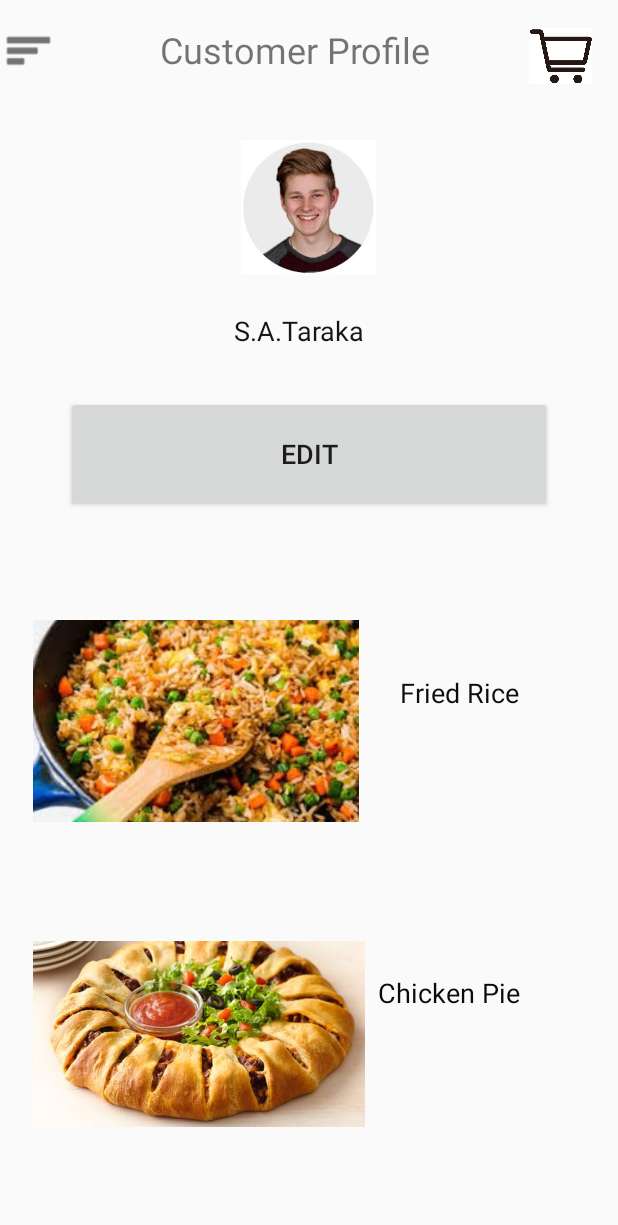
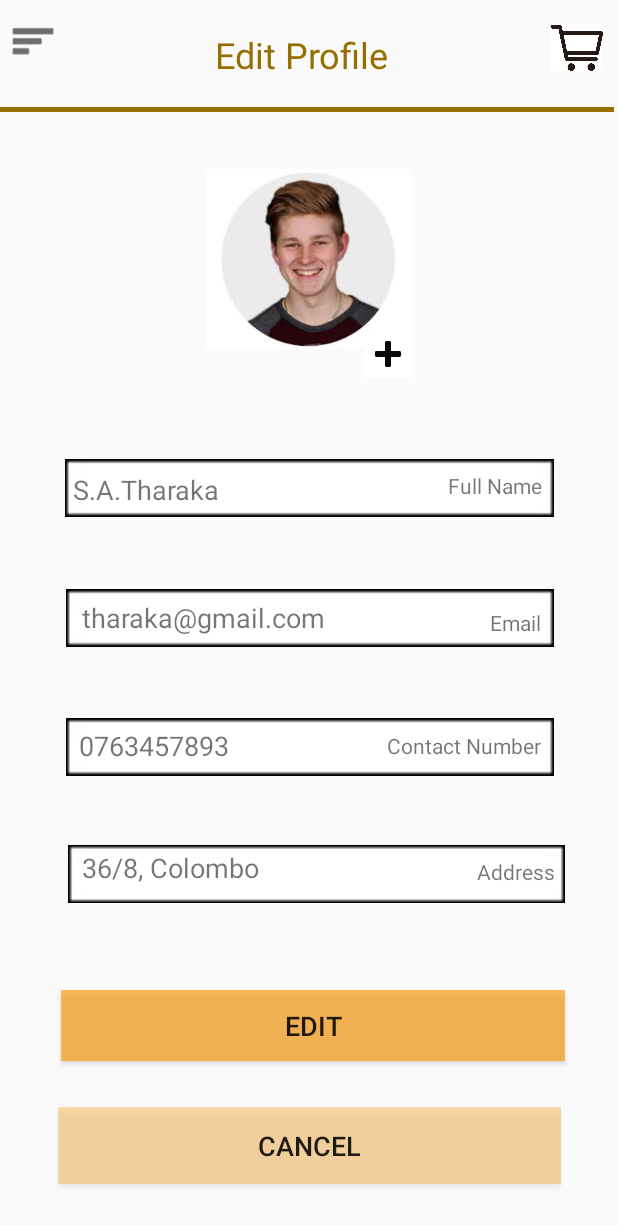
Before and after one commit to Minuli/Bon-Appetit, an Android app: the screen it shows after launch (MainActivity before the commit, EditProfile after it), on a phone screen of 412 x 824 dp. Shown: the top 1225 px of the screen. Run offline under Robolectric (Android 15) with nearby library versions, the phone set to English and light mode, and no system bars.

Commit message:
add final customer profile and edit profile

```diff
--- /dev/null
+++ b/app/src/main/java/com/example/bon_apetit/EditProfile.java
@@ -0,0 +1,14 @@
+package com.example.bon_apetit;
+
+import androidx.appcompat.app.AppCompatActivity;
+
+import android.os.Bundle;
+
+public class EditProfile extends AppCompatActivity {
+
+    @Override
+    protected void onCreate(Bundle savedInstanceState) {
+        super.onCreate(savedInstanceState);
+        setContentView(R.layout.activity_edit_profile);
+    }
+}
--- /dev/null
+++ b/app/src/main/res/layout/activity_edit_profile.xml
@@ -0,0 +1,261 @@
+<?xml version="1.0" encoding="utf-8"?>
+<androidx.constraintlayout.widget.ConstraintLayout xmlns:android="http://schemas.android.com/apk/res/android"
+    xmlns:app="http://schemas.android.com/apk/res-auto"
+    xmlns:tools="http://schemas.android.com/tools"
+    android:layout_width="match_parent"
+    android:layout_height="match_parent"
+    tools:context=".EditProfile">
+
+    <ImageView
+        android:id="@+id/hamburger2"
+        android:layout_width="32dp"
+        android:layout_height="36dp"
+        app:tint="#121010"
+        app:layout_constraintBottom_toBottomOf="parent"
+        app:layout_constraintEnd_toEndOf="parent"
+        app:layout_constraintHorizontal_bias="0.015"
+        app:layout_constraintStart_toStartOf="parent"
+        app:layout_constraintTop_toTopOf="parent"
+        app:layout_constraintVertical_bias="0.012"
+        app:srcCompat="@android:drawable/ic_menu_sort_by_size" />
+
+    <TextView
+        android:id="@+id/texteditprofile"
+        android:layout_width="124dp"
+        android:layout_height="34dp"
+        android:text="@string/editprofile"
+        android:textColor="#957000"
+        android:textSize="24sp"
+        app:layout_constraintBottom_toBottomOf="parent"
+        app:layout_constraintEnd_toEndOf="parent"
+        app:layout_constraintHorizontal_bias="0.498"
+        app:layout_constraintStart_toStartOf="parent"
+        app:layout_constraintTop_toTopOf="parent"
+        app:layout_constraintVertical_bias="0.025" />
+
+    <ImageView
+        android:id="@+id/cart2"
+        android:layout_width="43dp"
+        android:layout_height="31dp"
+        app:layout_constraintBottom_toBottomOf="parent"
+        app:layout_constraintEnd_toEndOf="parent"
+        app:layout_constraintHorizontal_bias="0.983"
+        app:layout_constraintStart_toStartOf="parent"
+        app:layout_constraintTop_toTopOf="parent"
+        app:layout_constraintVertical_bias="0.02"
+        app:srcCompat="@drawable/cart" />
+
+    <ImageView
+        android:id="@+id/profilepic1"
+        android:layout_width="138dp"
+        android:layout_height="120dp"
+        android:background="#FFFFFF"
+        app:layout_constraintBottom_toBottomOf="parent"
+        app:layout_constraintEnd_toEndOf="parent"
+        app:layout_constraintHorizontal_bias="0.498"
+        app:layout_constraintStart_toStartOf="parent"
+        app:layout_constraintTop_toTopOf="parent"
+        app:layout_constraintVertical_bias="0.16"
+        app:srcCompat="@drawable/downloadwe" />
+
+    <ImageButton
+        android:id="@+id/imageadd"
+        android:layout_width="wrap_content"
+        android:layout_height="wrap_content"
+        android:background="#FFFFFF"
+        android:tint="#0B0A0A"
+        app:layout_constraintBottom_toBottomOf="parent"
+        app:layout_constraintEnd_toEndOf="parent"
+        app:layout_constraintHorizontal_bias="0.638"
+        app:layout_constraintStart_toStartOf="parent"
+        app:layout_constraintTop_toTopOf="parent"
+        app:layout_constraintVertical_bias="0.278"
+        app:srcCompat="@android:drawable/ic_input_add" />
+
+    <Button
+        android:id="@+id/btnEdit2"
+        android:layout_width="336dp"
+        android:layout_height="47dp"
+        android:background="#9FFF9800"
+        android:text="@string/buttonedit2"
+        android:textSize="18sp"
+        app:layout_constraintBottom_toBottomOf="parent"
+        app:layout_constraintEnd_toEndOf="parent"
+        app:layout_constraintHorizontal_bias="0.533"
+        app:layout_constraintStart_toStartOf="parent"
+        app:layout_constraintTop_toTopOf="parent"
+        app:layout_constraintVertical_bias="0.85" />
+
+    <ImageView
+        android:id="@+id/textbox1"
+        android:layout_width="326dp"
+        android:layout_height="57dp"
+        app:layout_constraintBottom_toBottomOf="parent"
+        app:layout_constraintEnd_toEndOf="parent"
+        app:layout_constraintHorizontal_bias="0.505"
+        app:layout_constraintStart_toStartOf="parent"
+        app:layout_constraintTop_toTopOf="parent"
+        app:layout_constraintVertical_bias="0.387"
+        app:srcCompat="@drawable/textboxes" />
+
+    <ImageView
+        android:id="@+id/textbox2"
+        android:layout_width="325dp"
+        android:layout_height="49dp"
+        app:layout_constraintBottom_toBottomOf="parent"
+        app:layout_constraintEnd_toEndOf="parent"
+        app:layout_constraintHorizontal_bias="0.511"
+        app:layout_constraintStart_toStartOf="parent"
+        app:layout_constraintTop_toTopOf="parent"
+        app:srcCompat="@drawable/textboxes" />
+
+    <ImageView
+        android:id="@+id/textbox3"
+        android:layout_width="325dp"
+        android:layout_height="40dp"
+        app:layout_constraintBottom_toBottomOf="parent"
+        app:layout_constraintEnd_toEndOf="parent"
+        app:layout_constraintHorizontal_bias="0.511"
+        app:layout_constraintStart_toStartOf="parent"
+        app:layout_constraintTop_toTopOf="parent"
+        app:layout_constraintVertical_bias="0.61"
+        app:srcCompat="@drawable/textboxes" />
+
+    <ImageView
+        android:id="@+id/textbox4"
+        android:layout_width="331dp"
+        android:layout_height="40dp"
+        app:layout_constraintBottom_toBottomOf="parent"
+        app:layout_constraintEnd_toEndOf="parent"
+        app:layout_constraintHorizontal_bias="0.562"
+        app:layout_constraintStart_toStartOf="parent"
+        app:layout_constraintTop_toTopOf="parent"
+        app:layout_constraintVertical_bias="0.718"
+        app:srcCompat="@drawable/textboxes" />
+
+    <Button
+        android:id="@+id/btncancel"
+        android:layout_width="335dp"
+        android:layout_height="51dp"
+        android:background="#54FF9800"
+        android:text="@string/cansel1"
+        android:textSize="18sp"
+        app:layout_constraintBottom_toBottomOf="parent"
+        app:layout_constraintEnd_toEndOf="parent"
+        app:layout_constraintStart_toStartOf="parent"
+        app:layout_constraintTop_toTopOf="parent"
+        app:layout_constraintVertical_bias="0.955" />
+
+    <TextView
+        android:id="@+id/fullname"
+        android:layout_width="wrap_content"
+        android:layout_height="wrap_content"
+        android:text="@string/input1"
+        android:textSize="18sp"
+        app:layout_constraintBottom_toBottomOf="parent"
+        app:layout_constraintEnd_toEndOf="parent"
+        app:layout_constraintHorizontal_bias="0.155"
+        app:layout_constraintStart_toStartOf="parent"
+        app:layout_constraintTop_toTopOf="parent"
+        app:layout_constraintVertical_bias="0.393" />
+
+    <TextView
+        android:id="@+id/email"
+        android:layout_width="wrap_content"
+        android:layout_height="wrap_content"
+        android:text="@string/input2"
+        android:textSize="18sp"
+        app:layout_constraintBottom_toBottomOf="parent"
+        app:layout_constraintEnd_toEndOf="parent"
+        app:layout_constraintHorizontal_bias="0.22"
+        app:layout_constraintStart_toStartOf="parent"
+        app:layout_constraintTop_toTopOf="@+id/texteditprofile"
+        app:layout_constraintVertical_bias="0.487" />
+
+    <TextView
+        android:id="@+id/email2"
+        android:layout_width="wrap_content"
+        android:layout_height="wrap_content"
+        android:text="@string/email"
+        app:layout_constraintBottom_toBottomOf="parent"
+        app:layout_constraintEnd_toEndOf="parent"
+        app:layout_constraintHorizontal_bias="0.864"
+        app:layout_constraintStart_toStartOf="parent"
+        app:layout_constraintTop_toTopOf="parent"
+        app:layout_constraintVertical_bias="0.504" />
+
+    <TextView
+        android:id="@+id/contactnum2"
+        android:layout_width="wrap_content"
+        android:layout_height="wrap_content"
+        android:text="@string/phone"
+        app:layout_constraintBottom_toBottomOf="parent"
+        app:layout_constraintEnd_toEndOf="parent"
+        app:layout_constraintHorizontal_bias="0.834"
+        app:layout_constraintStart_toStartOf="parent"
+        app:layout_constraintTop_toTopOf="parent"
+        app:layout_constraintVertical_bias="0.606" />
+
+    <TextView
+        android:id="@+id/phn"
+        android:layout_width="wrap_content"
+        android:layout_height="wrap_content"
+        android:text="@string/input3"
+        android:textSize="18sp"
+        app:layout_constraintBottom_toBottomOf="parent"
+        app:layout_constraintEnd_toEndOf="parent"
+        app:layout_constraintHorizontal_bias="0.169"
+        app:layout_constraintStart_toStartOf="parent"
+        app:layout_constraintTop_toTopOf="parent"
+        app:layout_constraintVertical_bias="0.606" />
+
+    <TextView
+        android:id="@+id/address2"
+        android:layout_width="wrap_content"
+        android:layout_height="wrap_content"
+        android:text="@string/addres"
+        app:layout_constraintBottom_toBottomOf="parent"
+        app:layout_constraintEnd_toEndOf="parent"
+        app:layout_constraintHorizontal_bias="0.883"
+        app:layout_constraintStart_toStartOf="parent"
+        app:layout_constraintTop_toTopOf="@+id/texteditprofile"
+        app:layout_constraintVertical_bias="0.703" />
+
+    <TextView
+        android:id="@+id/address"
+        android:layout_width="wrap_content"
+        android:layout_height="wrap_content"
+        android:text="@string/input4"
+        android:textSize="18sp"
+        app:layout_constraintBottom_toBottomOf="parent"
+        app:layout_constraintEnd_toEndOf="parent"
+        app:layout_constraintHorizontal_bias="0.187"
+        app:layout_constraintStart_toStartOf="parent"
+        app:layout_constraintTop_toTopOf="parent"
+        app:layout_constraintVertical_bias="0.708" />
+
+    <View
+        android:id="@+id/divider"
+        android:layout_width="409dp"
+        android:layout_height="3dp"
+        android:background="#957000"
+        app:layout_constraintBottom_toBottomOf="parent"
+        app:layout_constraintEnd_toEndOf="parent"
+        app:layout_constraintHorizontal_bias="0.0"
+        app:layout_constraintStart_toStartOf="parent"
+        app:layout_constraintTop_toTopOf="parent"
+        app:layout_constraintVertical_bias="0.087" />
+
+    <TextView
+        android:id="@+id/customername"
+        android:layout_width="wrap_content"
+        android:layout_height="wrap_content"
+        android:text="@string/namecustomer"
+        app:layout_constraintBottom_toBottomOf="parent"
+        app:layout_constraintEnd_toEndOf="parent"
+        app:layout_constraintHorizontal_bias="0.855"
+        app:layout_constraintStart_toStartOf="parent"
+        app:layout_constraintTop_toTopOf="parent"
+        app:layout_constraintVertical_bias="0.39" />
+
+</androidx.constraintlayout.widget.ConstraintLayout>
--- a/app/src/main/res/layout/activity_main.xml
+++ b/app/src/main/res/layout/activity_main.xml
@@ -7,7 +7,7 @@
     tools:context=".MainActivity">
 
     <ImageView
-        android:id="@+id/imageView2"
+        android:id="@+id/imageprofile1"
         android:layout_width="wrap_content"
         android:layout_height="wrap_content"
         app:layout_constraintBottom_toBottomOf="parent"
@@ -20,7 +20,7 @@
         app:tint="@android:color/background_dark" />
 
     <TextView
-        android:id="@+id/textView3"
+        android:id="@+id/textcustomerprofile"
         android:layout_width="wrap_content"
         android:layout_height="wrap_content"
         android:text="@string/home"
@@ -34,7 +34,7 @@
 
 
     <ImageView
-        android:id="@+id/imageView"
+        android:id="@+id/hamburger1"
         android:layout_width="40dp"
         android:layout_height="37dp"
         app:layout_constraintBottom_toBottomOf="parent"
--- a/app/src/main/res/layout/activity_user_login_page.xml
+++ b/app/src/main/res/layout/activity_user_login_page.xml
@@ -79,7 +79,7 @@
         app:layout_constraintVertical_bias="0.521" />
 
     <Button
-        android:id="@+id/button2"
+        android:id="@+id/buttonedit1"
         android:layout_width="260dp"
         android:layout_height="60dp"
         android:layout_marginStart="32dp"
--- a/app/src/main/res/layout/cutomer_profile.xml
+++ b/app/src/main/res/layout/cutomer_profile.xml
@@ -5,13 +5,15 @@
     android:id="@+id/edit"
     android:layout_width="match_parent"
     android:layout_height="match_parent"
+    android:background="#F4F0F0"
     tools:context=".MainActivity">
 
     <ImageView
-        android:id="@+id/imageView"
+        android:id="@+id/hamburger1"
         android:layout_width="38dp"
         android:layout_height="34dp"
         android:layout_marginEnd="357dp"
+        android:background="#FAF7F7"
         app:layout_constraintBottom_toBottomOf="parent"
         app:layout_constraintEnd_toEndOf="parent"
         app:layout_constraintHorizontal_bias="0.0"
@@ -19,13 +21,14 @@
         app:layout_constraintTop_toTopOf="parent"
         app:layout_constraintVertical_bias="0.021"
         app:srcCompat="@android:drawable/ic_menu_sort_by_size"
-        app:tint="#191818" />
+        app:tint="#090808" />
 
     <TextView
-        android:id="@+id/textView3"
+        android:id="@+id/textcustomerprofile"
         android:layout_width="184dp"
         android:layout_height="36dp"
         android:text="@string/topic1"
+        android:textColor="#957000"
         android:textSize="24sp"
         app:layout_constraintBottom_toBottomOf="parent"
         app:layout_constraintEnd_toEndOf="parent"
@@ -35,7 +38,7 @@
         app:layout_constraintVertical_bias="0.021" />
 
     <TextView
-        android:id="@+id/textView5"
+        android:id="@+id/textname1"
         android:layout_width="126dp"
         android:layout_height="31dp"
         android:text="@string/cusname"
@@ -49,7 +52,7 @@
         app:layout_constraintVertical_bias="0.262" />
 
     <ImageView
-        android:id="@+id/imageView2"
+        android:id="@+id/imageprofile1"
         android:layout_width="134dp"
         android:layout_height="90dp"
         android:contentDescription="TODO"
@@ -57,24 +60,26 @@
         app:layout_constraintEnd_toEndOf="parent"
         app:layout_constraintHorizontal_bias="0.498"
         app:layout_constraintStart_toStartOf="parent"
-        app:layout_constraintTop_toTopOf="@+id/textView3"
+        app:layout_constraintTop_toTopOf="@+id/textcustomerprofile"
         app:layout_constraintVertical_bias="0.107"
         app:srcCompat="@drawable/downloadwe" />
 
     <Button
-        android:id="@+id/button2"
-        android:layout_width="324dp"
-        android:layout_height="77dp"
+        android:id="@+id/buttonedit1"
+        android:layout_width="304dp"
+        android:layout_height="57dp"
+        android:background="#77FFC107"
         android:text="@string/buttonedit"
         android:textSize="18sp"
         app:layout_constraintBottom_toBottomOf="parent"
         app:layout_constraintEnd_toEndOf="parent"
+        app:layout_constraintHorizontal_bias="0.494"
         app:layout_constraintStart_toStartOf="parent"
         app:layout_constraintTop_toTopOf="parent"
-        app:layout_constraintVertical_bias="0.354" />
+        app:layout_constraintVertical_bias="0.361" />
 
     <ImageView
-        android:id="@+id/imageView7"
+        android:id="@+id/imgfood1"
         android:layout_width="217dp"
         android:layout_height="149dp"
         app:layout_constraintBottom_toBottomOf="parent"
@@ -86,7 +91,7 @@
         app:srcCompat="@drawable/a" />
 
     <ImageView
-        android:id="@+id/imageView8"
+        android:id="@+id/imgfood2"
         android:layout_width="221dp"
         android:layout_height="192dp"
         app:layout_constraintBottom_toBottomOf="parent"
@@ -98,7 +103,7 @@
         app:srcCompat="@drawable/c" />
 
     <TextView
-        android:id="@+id/textView"
+        android:id="@+id/textfood1"
         android:layout_width="98dp"
         android:layout_height="25dp"
         android:text="@string/recipe1"
@@ -112,7 +117,7 @@
         app:layout_constraintVertical_bias="0.563" />
 
     <TextView
-        android:id="@+id/textView4"
+        android:id="@+id/textfood2"
         android:layout_width="wrap_content"
         android:layout_height="wrap_content"
         android:layout_marginStart="252dp"
@@ -125,7 +130,7 @@
         app:layout_constraintVertical_bias="0.812" />
 
     <ImageView
-        android:id="@+id/imageView10"
+        android:id="@+id/cart1"
         android:layout_width="42dp"
         android:layout_height="41dp"
         app:layout_constraintBottom_toBottomOf="parent"
@@ -136,4 +141,64 @@
         app:layout_constraintVertical_bias="0.021"
         app:srcCompat="@drawable/cart" />
 
+    <TextView
+        android:id="@+id/textlike1"
+        android:layout_width="wrap_content"
+        android:layout_height="wrap_content"
+        android:text="@string/like1"
+        app:layout_constraintBottom_toBottomOf="parent"
+        app:layout_constraintEnd_toEndOf="parent"
+        app:layout_constraintHorizontal_bias="0.813"
+        app:layout_constraintStart_toStartOf="parent"
+        app:layout_constraintTop_toTopOf="parent"
+        app:layout_constraintVertical_bias="0.607" />
+
+    <ImageView
+        android:id="@+id/imgheart1"
+        android:layout_width="40dp"
+        android:layout_height="26dp"
+        app:layout_constraintBottom_toBottomOf="parent"
+        app:layout_constraintEnd_toEndOf="parent"
+        app:layout_constraintHorizontal_bias="0.711"
+        app:layout_constraintStart_toStartOf="parent"
+        app:layout_constraintTop_toTopOf="parent"
+        app:layout_constraintVertical_bias="0.612"
+        app:srcCompat="@drawable/heart" />
+
+    <ImageView
+        android:id="@+id/imgheart2"
+        android:layout_width="23dp"
+        android:layout_height="35dp"
+        app:layout_constraintBottom_toBottomOf="parent"
+        app:layout_constraintEnd_toEndOf="parent"
+        app:layout_constraintHorizontal_bias="0.71"
+        app:layout_constraintStart_toStartOf="parent"
+        app:layout_constraintTop_toTopOf="parent"
+        app:layout_constraintVertical_bias="0.856"
+        app:srcCompat="@drawable/heart" />
+
+    <TextView
+        android:id="@+id/textlike2"
+        android:layout_width="wrap_content"
+        android:layout_height="wrap_content"
+        android:text="@string/likes2"
+        app:layout_constraintBottom_toBottomOf="parent"
+        app:layout_constraintEnd_toEndOf="parent"
+        app:layout_constraintHorizontal_bias="0.813"
+        app:layout_constraintStart_toStartOf="parent"
+        app:layout_constraintTop_toTopOf="parent"
+        app:layout_constraintVertical_bias="0.848" />
+
+    <View
+        android:id="@+id/divider2"
+        android:layout_width="391dp"
+        android:layout_height="3dp"
+        android:background="#957000"
+        app:layout_constraintBottom_toBottomOf="parent"
+        app:layout_constraintEnd_toEndOf="parent"
+        app:layout_constraintHorizontal_bias="1.0"
+        app:layout_constraintStart_toStartOf="parent"
+        app:layout_constraintTop_toTopOf="parent"
+        app:layout_constraintVertical_bias="0.091" />
+
 </androidx.constraintlayout.widget.ConstraintLayout>
--- a/app/src/main/res/values/strings.xml
+++ b/app/src/main/res/values/strings.xml
@@ -4,9 +4,23 @@
     <string name="loginPgBusinessName">Bon-Appetit</string>
     <string name="btn_login">Login</string>
     <string name="btnSignUp">Sign up</string>
-    <string name="cusname">S.A.Taraka</string>
+    <string name="cusname">S.A.Tharaka</string>
     <string name="topic1">Customer Profile</string>
     <string name="buttonedit">Edit</string>
     <string name="recipe1">Fried Rice</string>
     <string name="recipe2">Chicken Pie</string>
+    <string name="editprofile">Edit Profile</string>
+    <string name="buttonedit2">Edit</string>
+    <string name="like1">609</string>
+    <string name="likes2">708</string>
+    <string name="cansel1">Cancel</string>
+    <string name="input1">S.A.Tharaka</string>
+    <string name="Icusname">Fullname</string>
+    <string name="input2">tharaka@gmail.com</string>
+    <string name="email">Email</string>
+    <string name="phone">Contact Number</string>
+    <string name="input3">0763457893</string>
+    <string name="addres">Address</string>
+    <string name="input4">36/8, Colombo</string>
+    <string name="namecustomer">Full Name</string>
 </resources>
```
Also changed, not shown: app/src/main/AndroidManifest.xml (+6 -5 lines), app/src/main/res/drawable/heart.png (added), app/src/main/res/drawable/textboxes.jpg (added).
